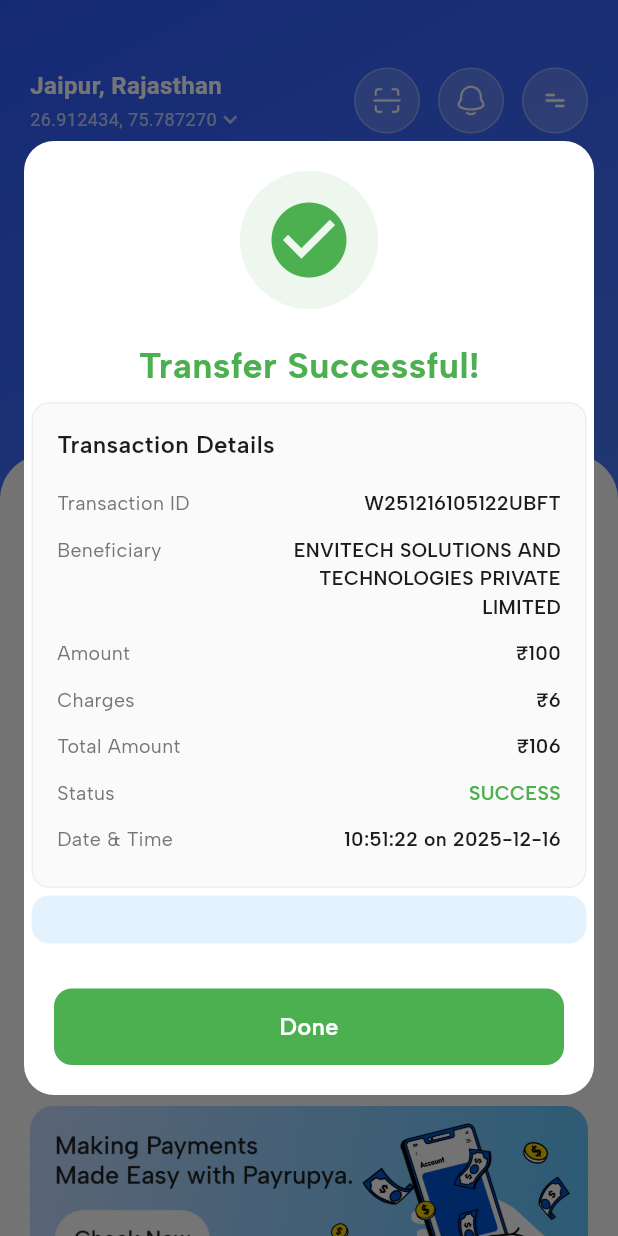
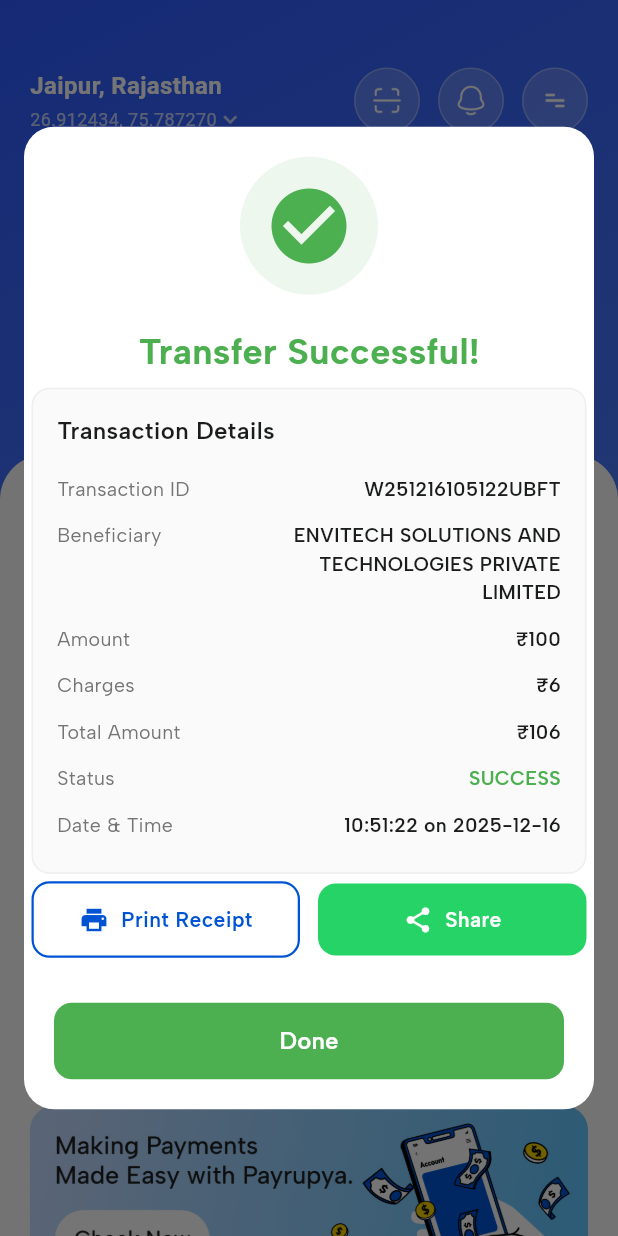
Before and after one commit to vinitkumawatoffice0047/payrupya_flutter, a Flutter app: the PayrupyaHomeScreen screen opened directly, on a phone screen of 412 x 824 dp. Run offline on Flutter 3.47's test engine with Material 3 defaults, Android fonts, the phone set to English and light mode, and no system bars; our stand-ins replace carousel_slider, connectivity_plus, dio, flutter_native_html_to_pdf, fluttertoast, geocoding and 11 more; missing offline and left inert: dart:ffi, razorpay_flutter, whatsapp_share2; accounts and stored records are empty.

Commit message:
APIs Integration Updated!

```diff
--- a/lib/api/web_api_constant.dart
+++ b/lib/api/web_api_constant.dart
@@ -35,6 +35,9 @@ class WebApiConstant{
 
   // Service Type
   static const String API_URL_GET_SERVICE_TYPE = "${BASE_URL}Fetch/getAllowedServiceByType";
+
+  // Returns HTML content (not PDF)
+  static const String API_URL_GET_RECEIPT = "${BASE_URL}Fetch/TxnReceipt";
 
 
 
--- a/lib/utils/transfer_success_dialog.dart
+++ b/lib/utils/transfer_success_dialog.dart
@@ -1,9 +1,10 @@
 import 'package:flutter/material.dart';
 import 'package:google_fonts/google_fonts.dart';
 import 'package:get/get.dart';
+import 'package:payrupya/controllers/dmt_wallet_controller.dart';
 import '../models/transfer_money_response_model.dart';
 
-class TransferSuccessDialog extends StatelessWidget {
+class TransferSuccessDialog extends StatefulWidget {
   final TransferData transferData;
   final VoidCallback onClose;
 
@@ -13,6 +14,12 @@ class TransferSuccessDialog extends StatelessWidget {
     required this.onClose,
   });
 
+  @override
+  State<TransferSuccessDialog> createState() => _TransferSuccessDialogState();
+}
+
+class _TransferSuccessDialogState extends State<TransferSuccessDialog> {
+  DmtWalletController dmtController = Get.put(DmtWalletController());
   @override
   Widget build(BuildContext context) {
     return Dialog(
@@ -90,75 +97,172 @@ class TransferSuccessDialog extends StatelessWidget {
                           ),
                           SizedBox(height: 12),
 
-                          buildDetailRow('Transaction ID', transferData.txnid ?? 'N/A'),
-                          buildDetailRow('Beneficiary', transferData.benename ?? 'N/A'),
-                          buildDetailRow('Amount', '₹${transferData.trasamt ?? '0'}'),
-                          buildDetailRow('Charges', '₹${transferData.totalcharge ?? 0}'),
-                          buildDetailRow('Total Amount', '₹${int.parse(transferData.chargedamt.toString())+int.parse(transferData.totalcharge.toString())}'),
-                          buildDetailRow('Status', transferData.txnStatus ?? 'N/A',
-                              statusColor: transferData.txnStatus == 'SUCCESS' ? Colors.green : Colors.orange),
-                          buildDetailRow('Date & Time', transferData.datetext ?? transferData.date ?? 'N/A'),
+                          buildDetailRow('Transaction ID', widget.transferData.txnid ?? 'N/A'),
+                          buildDetailRow('Beneficiary', widget.transferData.benename ?? 'N/A'),
+                          buildDetailRow('Amount', '₹${widget.transferData.trasamt ?? '0'}'),
+                          buildDetailRow('Charges', '₹${widget.transferData.totalcharge ?? 0}'),
+                          buildDetailRow('Total Amount', '₹${int.parse(widget.transferData.chargedamt.toString())+int.parse(widget.transferData.totalcharge.toString())}'),
+                          buildDetailRow('Status', widget.transferData.txnStatus ?? 'N/A',
+                              statusColor: widget.transferData.txnStatus == 'SUCCESS' ? Colors.green : Colors.orange),
+                          buildDetailRow('Date & Time', widget.transferData.datetext ?? widget.transferData.date ?? 'N/A'),
                         ],
                       ),
                     ),
                     SizedBox(height: 5),
 
-                    // Wallet Balance Section
-                    if (transferData.availableLimit != null)
-                      Container(
+                    // Print Receipt and Share to WhatsApp Buttons
+                    Row(
+                      children: [
+                        // Print Receipt Button
+                        Expanded(
+                          child: GestureDetector(
+                            onTap: () async {
+                              await dmtController.printReceipt(
+                                  context,
+                                  "W251216105122UBFT"
+                                  // widget.transferData.txnid ?? ''
+                              );
+                              // Call Print Receipt API
+                              // await dmtController.printReceipt(
+                              //     context,
+                              //     transferData.txnid ?? ''
+                              // );
+                            },
+                            child: Container(
+                              padding: EdgeInsets.symmetric(vertical: 14),
                               decoration: BoxDecoration(
-                          color: Color(0xFFE3F2FD),
+                                color: Colors.white,
                                 borderRadius: BorderRadius.circular(12),
+                                border: Border.all(color: Color(0xFF0054D3), width: 1.5),
                               ),
-                        padding: EdgeInsets.all(16),
                               child: Row(
-                          mainAxisAlignment: MainAxisAlignment.spaceBetween,
+                                mainAxisAlignment: MainAxisAlignment.center,
                                 children: [
-                            // Column(
-                            //   crossAxisAlignment: CrossAxisAlignment.start,
-                            //   children: [
-                            //     Text(
-                            //       'Available Limit',
-                            //       style: GoogleFonts.albertSans(
-                            //         fontSize: 12,
-                            //         color: Colors.grey[600],
-                            //       ),
-                            //     ),
-                            //     SizedBox(height: 4),
-                            //     Text(
-                            //       '₹${transferData.availableLimit}',
-                            //       style: GoogleFonts.albertSans(
-                            //         fontSize: 20,
-                            //         fontWeight: FontWeight.bold,
-                            //         color: Color(0xFF0054D3),
-                            //       ),
-                            //     ),
-                            //   ],
-                            // ),
-                            // Column(
-                            //   crossAxisAlignment: CrossAxisAlignment.end,
-                            //   children: [
-                            //     Text(
-                            //       'Monthly Limit',
-                            //       style: GoogleFonts.albertSans(
-                            //         fontSize: 12,
-                            //         color: Colors.grey[600],
-                            //       ),
-                            //     ),
-                            //     SizedBox(height: 4),
-                            //     Text(
-                            //       '₹${transferData.monthlyLimit}',
-                            //       style: GoogleFonts.albertSans(
-                            //         fontSize: 16,
-                            //         fontWeight: FontWeight.w600,
-                            //         color: Color(0xff1B1C1C),
-                            //       ),
-                            //     ),
-                            //   ],
-                            // ),
+                                  Icon(
+                                    Icons.print,
+                                    color: Color(0xFF0054D3),
+                                    size: 20,
+                                  ),
+                                  SizedBox(width: 8),
+                                  Text(
+                                    'Print Receipt',
+                                    style: GoogleFonts.albertSans(
+                                      fontSize: 14,
+                                      fontWeight: FontWeight.w600,
+                                      color: Color(0xFF0054D3),
+                                    ),
+                                  ),
                                 ],
                               ),
                             ),
+                          ),
+                        ),
+                        SizedBox(width: 12),
+                        // Share to WhatsApp Button
+                        Expanded(
+                          child: GestureDetector(
+                            onTap: () async {
+                              await dmtController.shareToWhatsApp(
+                                context,
+                                "W251216105122UBFT",
+                                "7728869247",
+                                // widget.transferData.txnid ?? '',
+                                // dmtController.senderMobileNo.value,
+                              );
+                              // Call Share to WhatsApp API
+                              // await dmtController.shareToWhatsApp(
+                              //   context,
+                              //   transferData.txnid ?? '',
+                              //   dmtController.senderMobileNo.value,
+                              // );
+                            },
+                            child: Container(
+                              padding: EdgeInsets.symmetric(vertical: 14),
+                              decoration: BoxDecoration(
+                                color: Color(0xFF25D366), // WhatsApp Green
+                                borderRadius: BorderRadius.circular(12),
+                              ),
+                              child: Row(
+                                mainAxisAlignment: MainAxisAlignment.center,
+                                children: [
+                                  Icon(
+                                    Icons.share,
+                                    color: Colors.white,
+                                    size: 20,
+                                  ),
+                                  SizedBox(width: 8),
+                                  Text(
+                                    'Share',
+                                    style: GoogleFonts.albertSans(
+                                      fontSize: 14,
+                                      fontWeight: FontWeight.w600,
+                                      color: Colors.white,
+                                    ),
+                                  ),
+                                ],
+                              ),
+                            ),
+                          ),
+                        ),
+                      ],
+                    ),
+
+                    // // Wallet Balance Section
+                    // if (transferData.availableLimit != null)
+                    //   Container(
+                    //     decoration: BoxDecoration(
+                    //       color: Color(0xFFE3F2FD),
+                    //       borderRadius: BorderRadius.circular(12),
+                    //     ),
+                    //     padding: EdgeInsets.all(16),
+                    //     child: Row(
+                    //       mainAxisAlignment: MainAxisAlignment.spaceBetween,
+                    //       children: [
+                    //         // Column(
+                    //         //   crossAxisAlignment: CrossAxisAlignment.start,
+                    //         //   children: [
+                    //         //     Text(
+                    //         //       'Available Limit',
+                    //         //       style: GoogleFonts.albertSans(
+                    //         //         fontSize: 12,
+                    //         //         color: Colors.grey[600],
+                    //         //       ),
+                    //         //     ),
+                    //         //     SizedBox(height: 4),
+                    //         //     Text(
+                    //         //       '₹${transferData.availableLimit}',
+                    //         //       style: GoogleFonts.albertSans(
+                    //         //         fontSize: 20,
+                    //         //         fontWeight: FontWeight.bold,
+                    //         //         color: Color(0xFF0054D3),
+                    //         //       ),
+                    //         //     ),
+                    //         //   ],
+                    //         // ),
+                    //         // Column(
+                    //         //   crossAxisAlignment: CrossAxisAlignment.end,
+                    //         //   children: [
+                    //         //     Text(
+                    //         //       'Monthly Limit',
+                    //         //       style: GoogleFonts.albertSans(
+                    //         //         fontSize: 12,
+                    //         //         color: Colors.grey[600],
+                    //         //       ),
+                    //         //     ),
+                    //         //     SizedBox(height: 4),
+                    //         //     Text(
+                    //         //       '₹${transferData.monthlyLimit}',
+                    //         //       style: GoogleFonts.albertSans(
+                    //         //         fontSize: 16,
+                    //         //         fontWeight: FontWeight.w600,
+                    //         //         color: Color(0xff1B1C1C),
+                    //         //       ),
+                    //         //     ),
+                    //         //   ],
+                    //         // ),
+                    //       ],
+                    //     ),
+                    //   ),
                     SizedBox(height: 10),  // Reduced spacing before button
                   ],
                 ),
@@ -172,7 +276,7 @@ class TransferSuccessDialog extends StatelessWidget {
             child: SizedBox(
               width: double.infinity,
               child: ElevatedButton(
-                onPressed: onClose,
+                onPressed: widget.onClose,
                 style: ElevatedButton.styleFrom(
                   backgroundColor: Colors.green,
                   padding: EdgeInsets.symmetric(vertical: 14),
```
Also changed, not shown: lib/controllers/dmt_wallet_controller.dart (+368 -4 lines), pubspec.yaml (+10 -5 lines), pubspec.lock, 9 other files. Lines whose indentation alone changed are shown as unchanged.
